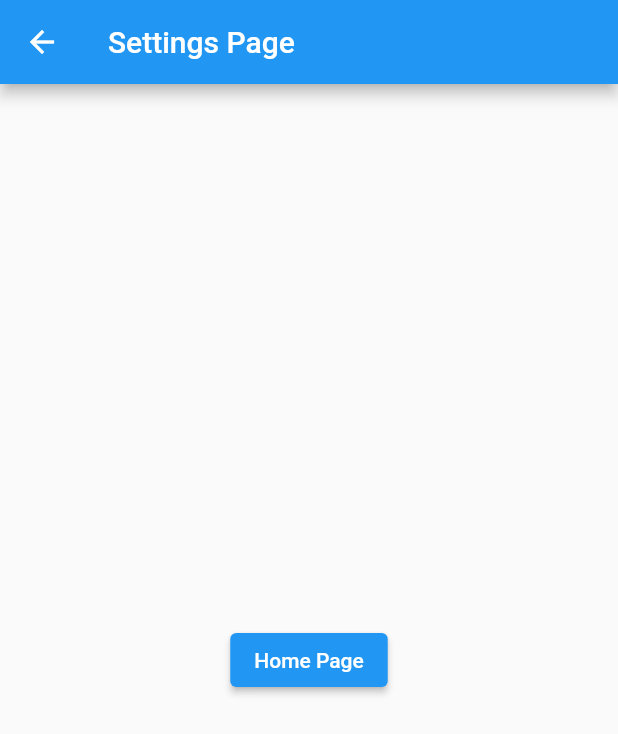
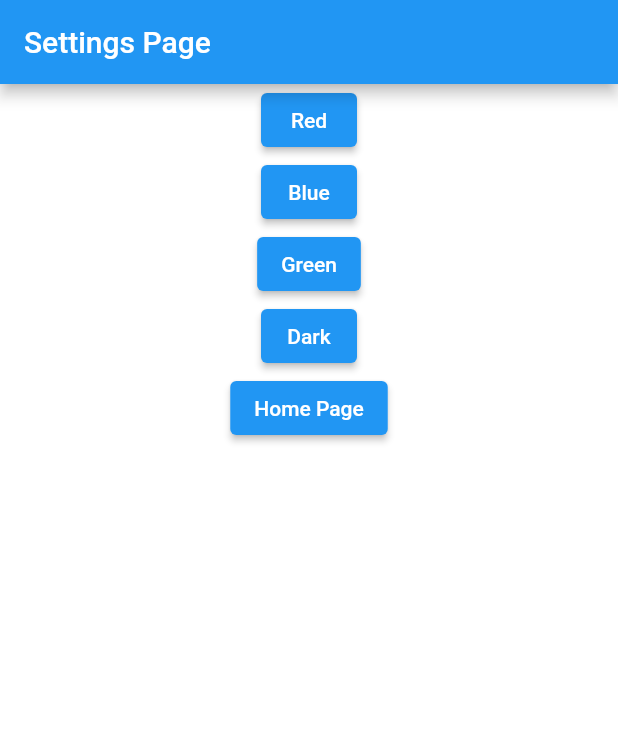
Before and after one commit to arsalan-radhu/lab6, a Flutter app: the screen it shows after launch, after a tap on "Settings Page", on a phone screen of 412 x 824 dp. Shown: the top 734 px of the screen. Run offline on Flutter 3.47's test engine with Material 2 defaults, Android fonts, the phone set to English and light mode, and no system bars.

Commit message:
Added Colors

```diff
--- a/lib/main.dart
+++ b/lib/main.dart
@@ -9,9 +9,15 @@ import 'widgets/course_list.dart';
 import 'widgets/new_inst.dart';
 import 'widgets/inst_list.dart';
 
+
 import 'models/prof.dart';
 
 void main() => runApp(const MyApp());
+
+// Global Colors
+var color = Colors.blue;
+var backgroundColor = Colors.white;
+var textColor = Colors.white;
 
 class MyApp extends StatelessWidget {
   const MyApp({super.key});
@@ -26,39 +32,144 @@ class MyApp extends StatelessWidget {
   }
 }
 
-class MySettingsPage extends StatelessWidget {
-  const MySettingsPage({super.key});
+class MySettingsPage extends StatefulWidget
+{
+  @override
+  State<StatefulWidget> createState() {
+    return MySettingsPageState();
+  }
+}
+
+class MySettingsPageState extends State {
+
+  // Methods
+  // App Bar and content Color Changes
+  void red()
+  {
+    setState(()
+    {
+      color = Colors.red;
+      backgroundColor = Colors.white;
+    });
+  }
+  void blue()
+  {
+    setState(()
+    {
+      color = Colors.blue;
+      backgroundColor = Colors.white;
+    });
+  }
+  void green()
+  {
+    setState(()
+    {
+      color = Colors.green;
+      backgroundColor = Colors.white;
+    });
+  }
+  void dark()
+  {
+    setState(()
+    {
+      color = Colors.blueGrey;
+      backgroundColor = const Color.fromRGBO(0, 0, 0, 1);
+    });
+  }
+
+
+
 
   @override
   Widget build(BuildContext context) {
     return Scaffold(
+      backgroundColor: backgroundColor,
       appBar: AppBar(
         title: const Text('Settings Page'),
+        backgroundColor: color,
       ),
-      body: Center(
-        child: ElevatedButton(
-          child: const Text('Home Page'),
-          onPressed: () {
-            //Navigate Back Home
-            Navigator.pop(context);
-          },
-        ),
+      body:
+      Center(
+        child:
+        Column
+        (
+          children: <Widget>
+          [
+            // Change Color button red
+            Container
+            (
+              child:
+              ElevatedButton(onPressed: red, style: ElevatedButton.styleFrom(backgroundColor: color), child: const Text("Red")),
+            ),
+            // Change Color button blue
+            Container
+            (
+              child:
+              ElevatedButton(onPressed: blue, style: ElevatedButton.styleFrom(backgroundColor: color), child: const Text("Blue")),
+            ),
+            // Change Color button green
+            Container
+            (
+              child:
+              ElevatedButton(onPressed: green, style: ElevatedButton.styleFrom(backgroundColor: color), child: const Text("Green")),
+            ),
+            // Change Color button dark
+            Container
+            (
+              child:
+              ElevatedButton(onPressed: dark, style: ElevatedButton.styleFrom(backgroundColor: color), child: const Text("Dark")),
+            ),
+            // Home Button
+            Container
+            (
+              child: ElevatedButton
+              (
+                child: const Text('Home Page'),
+                style: ElevatedButton.styleFrom(backgroundColor: color),
+                onPressed:()
+                {
+                    //Navigate Back Home
+                    Navigator.pushAndRemoveUntil
+                    (context,
+                    MaterialPageRoute
+                    (
+                      builder: (context) => MyHomePage()
+                    ),
+                    ModalRoute.withName("/MySettingsPage")
+                    );
+                },
+              ),
+
+            ),
+
+          ]
+        )
+
       ),
     );
   }
 }
 
+class MyHomePage extends StatefulWidget
+{
+  @override
+  State<StatefulWidget> createState() {
+    return MyHomePageState();
+  }
+}
+
 // ignore: todo
 //TODO: Change this to HOME Screen
-class MyHomePage extends StatelessWidget {
-  const MyHomePage({super.key});
+class MyHomePageState extends State {
 
   @override
   Widget build(BuildContext context) {
     return Scaffold(
+      backgroundColor: backgroundColor,
       appBar: AppBar(
         title: const Text('Home Page'),
         centerTitle: true,
+        backgroundColor: color,
       ),
       body: Column(
         mainAxisAlignment: MainAxisAlignment.start,
@@ -66,10 +177,10 @@ class MyHomePage extends StatelessWidget {
         children: <Widget>[
           Container(
             width: double.infinity,
-            child: const Card(
-              color: Colors.blue,
+            child: Card(
+              color: color,
               elevation: 5,
-              child: Text(
+              child: const Text(
                 'Welcome to our Final Project!',
                 textAlign: TextAlign.center,
                 style: TextStyle(
@@ -87,6 +198,7 @@ class MyHomePage extends StatelessWidget {
                 widthFactor: 0.4, ////Provides 40% width for the RaisedButton
                 child: ElevatedButton(
                   child: const Text('Rate Profs'),
+                  style: ElevatedButton.styleFrom(backgroundColor: color,),
                   onPressed: () {
                     //Navigate to Settings
                     Navigator.push(
@@ -106,6 +218,7 @@ class MyHomePage extends StatelessWidget {
                 widthFactor: 0.4, ////Provides 40% width for the RaisedButton
                 child: ElevatedButton(
                   child: const Text('Rate Courses'),
+                  style: ElevatedButton.styleFrom(backgroundColor: color),
                   onPressed: () {
                     //Navigate to Settings
                     Navigator.push(
@@ -126,6 +239,7 @@ class MyHomePage extends StatelessWidget {
                 widthFactor: 0.45, ////Provides 40% width for the RaisedButton
                 child: ElevatedButton(
                   child: const Text('Rate Colleges/Universities'),
+                  style: ElevatedButton.styleFrom(backgroundColor: color),
                   onPressed: () {
                     //Navigate to Settings
                     Navigator.push(
@@ -145,11 +259,15 @@ class MyHomePage extends StatelessWidget {
                 widthFactor: 0.4, ////Provides 40% width for the RaisedButton
                 child: ElevatedButton(
                   child: const Text('Settings Page'),
+                  style: ElevatedButton.styleFrom(backgroundColor: color),
                   onPressed: () {
                     //Navigate to Settings
-                    Navigator.push(
+                    Navigator.pushAndRemoveUntil(
                       context,
-                      MaterialPageRoute(builder: (context) => MySettingsPage()),
+                      MaterialPageRoute
+                      (builder: (context) => MySettingsPage()
+                      ),
+                      ModalRoute.withName("/home")
                     );
                   }, //Settings Page Navigation
                 ),
@@ -245,8 +363,10 @@ class _ViewProfState extends State<ViewProf> {
   @override
   Widget build(BuildContext context) {
     return Scaffold(
+      backgroundColor: backgroundColor,
       appBar: AppBar(
         title: const Text('Professors Reviews Home'),
+        backgroundColor: color,
         actions: <Widget>[
           IconButton(
             icon: const Icon(Icons.add_box_outlined),
@@ -261,10 +381,10 @@ class _ViewProfState extends State<ViewProf> {
           children: <Widget>[
             Container(
               width: double.infinity,
-              child: const Card(
-                color: Colors.blue,
+              child: Card(
+                color: color,
                 elevation: 5,
-                child: Text(
+                child: const Text(
                   'View the reviews here:',
                   style: TextStyle(
                     fontSize: 28,
@@ -276,6 +396,7 @@ class _ViewProfState extends State<ViewProf> {
             ProfList(_profReviews),
             ElevatedButton(
               child: const Text('Home'),
+              style: ElevatedButton.styleFrom(backgroundColor: color),
               onPressed: () {
                 //Navigate Back Home
                 Navigator.pop(context);
@@ -354,8 +475,10 @@ class _ViewCourseState extends State<ViewCourse> {
   @override
   Widget build(BuildContext context) {
     return Scaffold(
+      backgroundColor: backgroundColor,
       appBar: AppBar(
         title: const Text('Courses Reviews Home'),
+        backgroundColor: color,
         actions: <Widget>[
           IconButton(
             icon: const Icon(Icons.add_box_outlined),
@@ -370,10 +493,10 @@ class _ViewCourseState extends State<ViewCourse> {
           children: <Widget>[
             Container(
               width: double.infinity,
-              child: const Card(
-                color: Colors.blue,
+              child: Card(
+                color: color,
                 elevation: 5,
-                child: Text(
+                child: const Text(
                   'View the reviews here:',
                   style: TextStyle(
                     fontSize: 28,
@@ -385,6 +508,7 @@ class _ViewCourseState extends State<ViewCourse> {
             CourseList(_courseReviews),
             ElevatedButton(
               child: const Text('Home'),
+              style: ElevatedButton.styleFrom(backgroundColor: color),
               onPressed: () {
                 //Navigate Back Home
                 Navigator.pop(context);
@@ -463,8 +587,10 @@ class _ViewInstState extends State<ViewInst> {
   @override
   Widget build(BuildContext context) {
     return Scaffold(
+      backgroundColor: backgroundColor,
       appBar: AppBar(
         title: const Text('Institutions Reviews Home'),
+        backgroundColor:  color,
         actions: <Widget>[
           IconButton(
             icon: const Icon(Icons.add_box_outlined),
@@ -479,10 +605,10 @@ class _ViewInstState extends State<ViewInst> {
           children: <Widget>[
             Container(
               width: double.infinity,
-              child: const Card(
-                color: Colors.blue,
+              child: Card(
+                color: color,
                 elevation: 5,
-                child: Text(
+                child: const Text(
                   'View the reviews here:',
                   style: TextStyle(
                     fontSize: 28,
@@ -494,6 +620,7 @@ class _ViewInstState extends State<ViewInst> {
             InstList(_instReviews),
             ElevatedButton(
               child: const Text('Home'),
+              style: ElevatedButton.styleFrom(backgroundColor: color),
               onPressed: () {
                 //Navigate Back Home
                 Navigator.pop(context);
```
